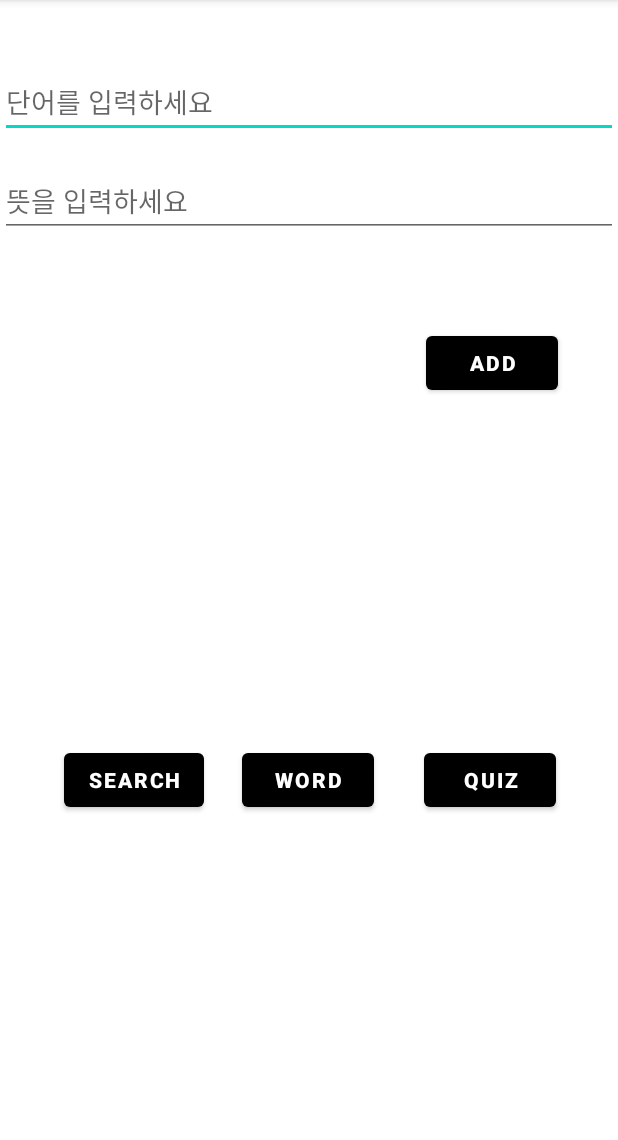
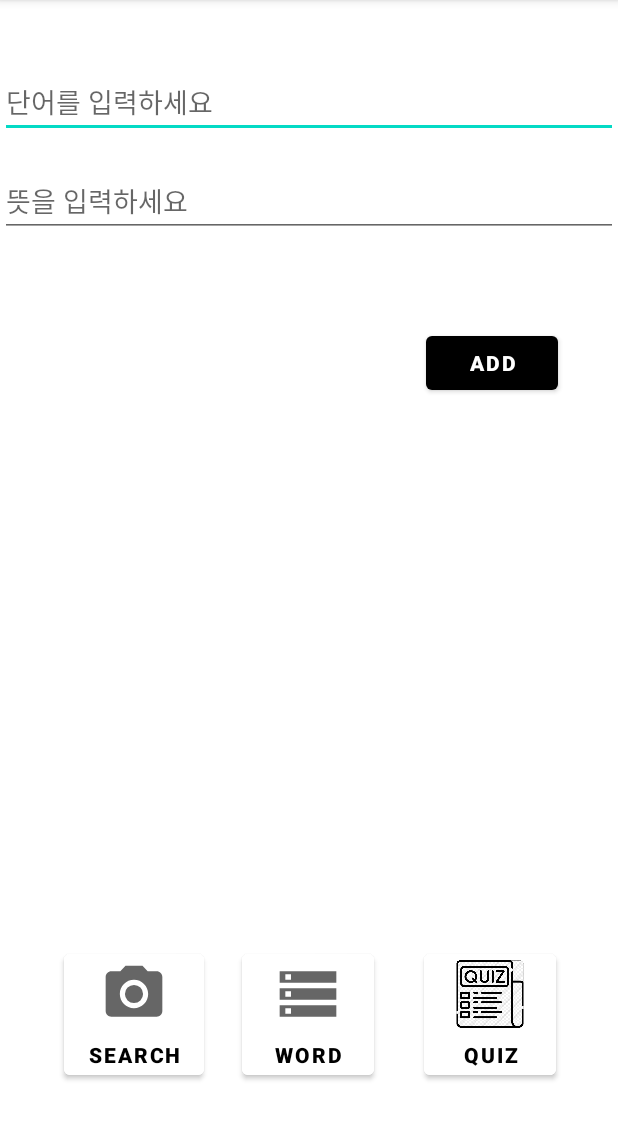
Before and after one commit to Kim0914/SWordCard, an Android app: the screen it shows after launch (MainActivity), on a phone screen of 412 x 824 dp, the part 84-1224 px from its top. Run offline under Robolectric (Android 15) with nearby library versions, the phone set to English and light mode, and no system bars.

Commit message:
버튼 아이콘 수정

```diff
--- /dev/null
+++ b/app/src/main/res/drawable/ic_baseline_camera_alt_24.xml
@@ -0,0 +1,13 @@
+<vector xmlns:android="http://schemas.android.com/apk/res/android"
+    android:width="45dp"
+    android:height="45dp"
+    android:viewportWidth="24"
+    android:viewportHeight="24"
+    android:tint="?attr/colorControlNormal">
+  <path
+      android:fillColor="@android:color/white"
+      android:pathData="M12,12m-3.2,0a3.2,3.2 0,1 1,6.4 0a3.2,3.2 0,1 1,-6.4 0"/>
+  <path
+      android:fillColor="@android:color/white"
+      android:pathData="M9,2L7.17,4L4,4c-1.1,0 -2,0.9 -2,2v12c0,1.1 0.9,2 2,2h16c1.1,0 2,-0.9 2,-2L22,6c0,-1.1 -0.9,-2 -2,-2h-3.17L15,2L9,2zM12,17c-2.76,0 -5,-2.24 -5,-5s2.24,-5 5,-5 5,2.24 5,5 -2.24,5 -5,5z"/>
+</vector>
--- /dev/null
+++ b/app/src/main/res/drawable/ic_baseline_storage_24.xml
@@ -0,0 +1,10 @@
+<vector xmlns:android="http://schemas.android.com/apk/res/android"
+    android:width="45dp"
+    android:height="45dp"
+    android:viewportWidth="24"
+    android:viewportHeight="24"
+    android:tint="?attr/colorControlNormal">
+  <path
+      android:fillColor="@android:color/white"
+      android:pathData="M2,20h20v-4L2,16v4zM4,17h2v2L4,19v-2zM2,4v4h20L22,4L2,4zM6,7L4,7L4,5h2v2zM2,14h20v-4L2,10v4zM4,11h2v2L4,13v-2z"/>
+</vector>
--- /dev/null
+++ b/app/src/main/res/drawable/quizbtn.xml
@@ -0,0 +1,7 @@
+<?xml version="1.0" encoding="utf-8"?>
+<layer-list xmlns:android="http://schemas.android.com/apk/res/android">
+    <item
+        android:drawable="@drawable/quiz"
+        android:width="45dp"
+        android:height="45dp" />
+</layer-list>
--- a/app/src/main/res/layout/activity_main.xml
+++ b/app/src/main/res/layout/activity_main.xml
@@ -48,8 +48,11 @@
         android:id="@+id/OpenList"
         android:layout_width="88dp"
         android:layout_height="wrap_content"
-        android:layout_marginTop="496dp"
+        android:layout_marginTop="630dp"
         android:text="WORD"
+        android:drawableTop="@drawable/ic_baseline_storage_24"
+        android:backgroundTint="@color/white"
+        android:textColor="@color/black"
         app:layout_constraintEnd_toEndOf="parent"
         app:layout_constraintHorizontal_bias="0.498"
         app:layout_constraintStart_toStartOf="parent"
@@ -62,8 +65,11 @@
         android:id="@+id/OpenQuiz"
         android:layout_width="wrap_content"
         android:layout_height="wrap_content"
-        android:layout_marginTop="496dp"
+        android:layout_marginTop="630dp"
+        android:drawableTop="@drawable/quizbtn"
         android:text="QUIZ"
+        android:backgroundTint="@color/white"
+        android:textColor="@color/black"
         app:layout_constraintEnd_toEndOf="parent"
         app:layout_constraintHorizontal_bias="0.873"
         app:layout_constraintStart_toStartOf="parent"
@@ -76,8 +82,11 @@
         android:id="@+id/OpenCrop"
         android:layout_width="wrap_content"
         android:layout_height="wrap_content"
-        android:layout_marginTop="496dp"
+        android:layout_marginTop="630dp"
         android:text="SEARCH"
+        android:drawableTop="@drawable/ic_baseline_camera_alt_24"
+        android:backgroundTint="@color/white"
+        android:textColor="@color/black"
         app:layout_constraintEnd_toEndOf="parent"
         app:layout_constraintHorizontal_bias="0.133"
         app:layout_constraintStart_toStartOf="parent"
```
Also changed, not shown: app/src/main/res/drawable/quiz.png (added).
